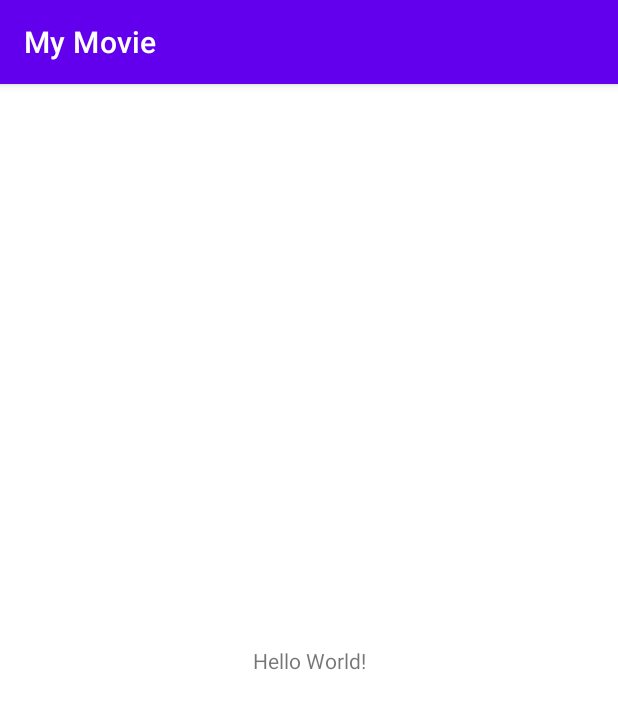
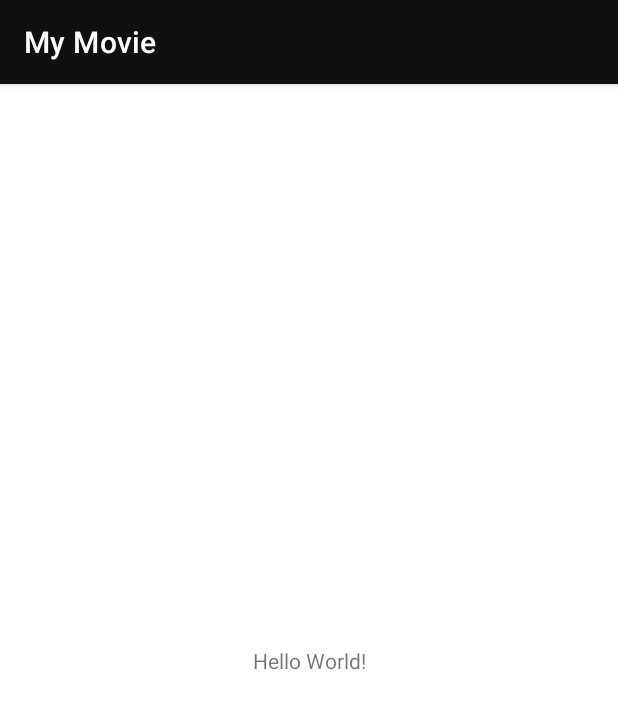
Before and after one commit to MDZaidReshamwale/My_Movie, an Android app: the screen it shows after launch (MainActivity), on a phone screen of 412 x 824 dp. Shown: the top 709 px of the screen. Run offline under Robolectric (Android 15) with nearby library versions, the phone set to English and light mode, and no system bars.

Commit message:
- Adding the library and plugins in gradle - Add internet permission in manifest file - Update the theme file - Add the colors in color.xml - Update the color in themes.xml
Links
- https://github.com/bumptech/glide (Glide)
- https://github.com/square/retrofit (Retrofit)

```diff
--- a/app/build.gradle
+++ b/app/build.gradle
@@ -1,6 +1,7 @@
 plugins {
     id 'com.android.application'
     id 'kotlin-android'
+    id 'kotlin-android-extensions'
 }
 
 android {
@@ -37,6 +38,18 @@ dependencies {
     implementation 'androidx.appcompat:appcompat:1.4.0'
     implementation 'com.google.android.material:material:1.4.0'
     implementation 'androidx.constraintlayout:constraintlayout:2.1.2'
+
+//    Recyclerview library
+    implementation 'andriodx.recyclerview:recyclerview:1.1.0'
+
+//    Glide library
+    implementation 'com.github.bumptech.glide:glide:4.12.0'
+
+//    RetroFIT Library
+    implementation 'com.squareup.retrofit2:retrofit:2.9.0'
+//    retro gson library to parse json data from api
+    implementation 'com.squareup.retrofit2:converter-gson:2.9.0'
+
     testImplementation 'junit:junit:4.+'
     androidTestImplementation 'androidx.test.ext:junit:1.1.3'
     androidTestImplementation 'androidx.test.espresso:espresso-core:3.4.0'
--- a/app/src/main/AndroidManifest.xml
+++ b/app/src/main/AndroidManifest.xml
@@ -1,6 +1,8 @@
 <?xml version="1.0" encoding="utf-8"?>
 <manifest xmlns:android="http://schemas.android.com/apk/res/android"
     package="com.zaid.mymovie">
+
+    <uses-permission android:name="android.permission.INTERNET"/>
 
     <application
         android:allowBackup="true"
--- a/app/src/main/res/values-night/themes.xml
+++ b/app/src/main/res/values-night/themes.xml
@@ -1,14 +1,14 @@
 <resources xmlns:tools="http://schemas.android.com/tools">
     <!-- Base application theme. -->
-    <style name="Theme.MyMovie" parent="Theme.MaterialComponents.DayNight.DarkActionBar">
+    <style name="Theme.MyMovie" parent="Theme.MaterialComponents.DayNight.NoActionBar">
         <!-- Primary brand color. -->
-        <item name="colorPrimary">@color/purple_200</item>
-        <item name="colorPrimaryVariant">@color/purple_700</item>
-        <item name="colorOnPrimary">@color/black</item>
+        <item name="colorPrimary">@color/pale_black</item>
+        <item name="colorPrimaryVariant">@color/dark_grey</item>
+        <item name="colorOnPrimary">@color/white</item>
         <!-- Secondary brand color. -->
-        <item name="colorSecondary">@color/teal_200</item>
-        <item name="colorSecondaryVariant">@color/teal_200</item>
-        <item name="colorOnSecondary">@color/black</item>
+        <item name="colorSecondary">@color/pale_black</item>
+        <item name="colorSecondaryVariant">@color/dark_grey</item>
+        <item name="colorOnSecondary">@color/white</item>
         <!-- Status bar color. -->
         <item name="android:statusBarColor" tools:targetApi="l">?attr/colorPrimaryVariant</item>
         <!-- Customize your theme here. -->
--- a/app/src/main/res/values/colors.xml
+++ b/app/src/main/res/values/colors.xml
@@ -1,10 +1,7 @@
 <?xml version="1.0" encoding="utf-8"?>
 <resources>
-    <color name="purple_200">#FFBB86FC</color>
-    <color name="purple_500">#FF6200EE</color>
-    <color name="purple_700">#FF3700B3</color>
-    <color name="teal_200">#FF03DAC5</color>
-    <color name="teal_700">#FF018786</color>
-    <color name="black">#FF000000</color>
-    <color name="white">#FFFFFFFF</color>
+   <color name="pale_black">#101010</color>
+    <color name="dark_grey">#202020</color>
+    <color name="white">#FFFFFF</color>
+
 </resources>
--- a/app/src/main/res/values/themes.xml
+++ b/app/src/main/res/values/themes.xml
@@ -2,13 +2,13 @@
     <!-- Base application theme. -->
     <style name="Theme.MyMovie" parent="Theme.MaterialComponents.DayNight.DarkActionBar">
         <!-- Primary brand color. -->
-        <item name="colorPrimary">@color/purple_500</item>
-        <item name="colorPrimaryVariant">@color/purple_700</item>
+        <item name="colorPrimary">@color/pale_black</item>
+        <item name="colorPrimaryVariant">@color/dark_grey</item>
         <item name="colorOnPrimary">@color/white</item>
         <!-- Secondary brand color. -->
-        <item name="colorSecondary">@color/teal_200</item>
-        <item name="colorSecondaryVariant">@color/teal_700</item>
-        <item name="colorOnSecondary">@color/black</item>
+        <item name="colorSecondary">@color/pale_black</item>
+        <item name="colorSecondaryVariant">@color/dark_grey</item>
+        <item name="colorOnSecondary">@color/white</item>
         <!-- Status bar color. -->
         <item name="android:statusBarColor" tools:targetApi="l">?attr/colorPrimaryVariant</item>
         <!-- Customize your theme here. -->
```
